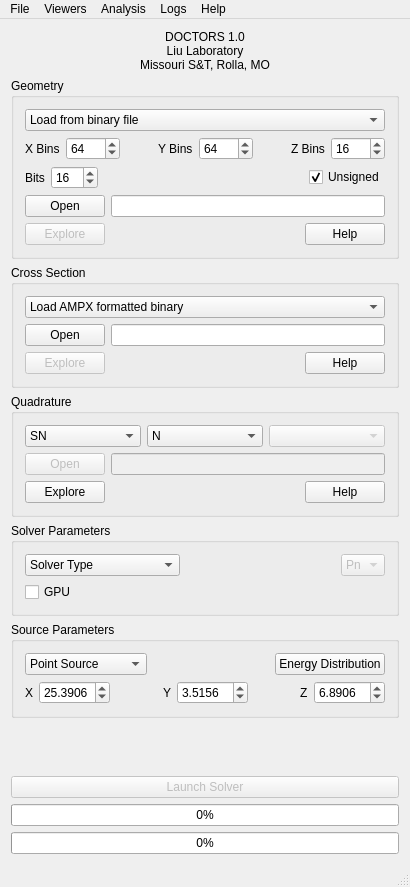
Above: doctors/mainwindow.ui from eNorris/thesis before the change. Below: the same form after it.
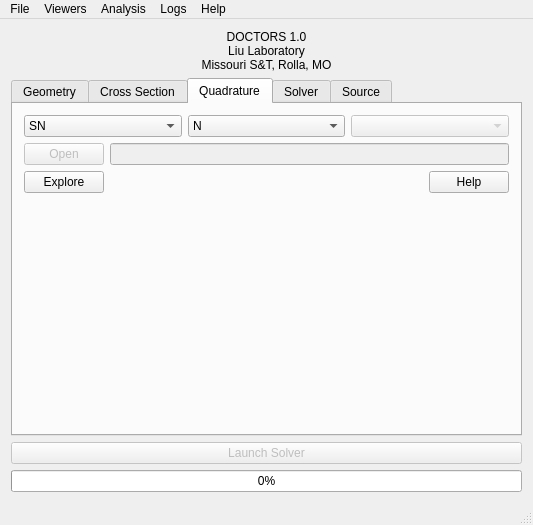
That is the form after the change. The open tabs and pages were chosen to show the change. Custom widgets are drawn as their Qt base class.

What changed in the file:
```diff
--- a/doctors/mainwindow.ui
+++ b/doctors/mainwindow.ui
@@ -6,16 +6,16 @@
    <rect>
     <x>0</x>
     <y>0</y>
-    <width>410</width>
-    <height>887</height>
+    <width>533</width>
+    <height>525</height>
    </rect>
   </property>
   <property name="windowTitle">
    <string>MainWindow</string>
   </property>
   <widget class="QWidget" name="centralWidget">
-   <layout class="QGridLayout" name="gridLayout_2">
-    <item row="0" column="0">
+   <layout class="QVBoxLayout" name="verticalLayout_7">
+    <item>
      <layout class="QVBoxLayout" name="verticalLayout">
       <property name="spacing">
        <number>0</number>
@@ -52,218 +52,16 @@
       </item>
      </layout>
     </item>
-    <item row="1" column="0">
-     <layout class="QGridLayout" name="gridLayout">
-      <item row="5" column="0">
-       <spacer name="verticalSpacer">
-        <property name="orientation">
-         <enum>Qt::Vertical</enum>
-        </property>
-        <property name="sizeHint" stdset="0">
-         <size>
-          <width>20</width>
-          <height>40</height>
-         </size>
-        </property>
-       </spacer>
-      </item>
-      <item row="6" column="0">
-       <widget class="QPushButton" name="launchSolverPushButton">
-        <property name="enabled">
-         <bool>false</bool>
-        </property>
-        <property name="text">
-         <string>Launch Solver</string>
-        </property>
-       </widget>
-      </item>
-      <item row="1" column="0">
-       <widget class="QGroupBox" name="xsGroupBox">
-        <property name="title">
-         <string>Cross Section</string>
-        </property>
-        <layout class="QVBoxLayout" name="verticalLayout_3">
          <item>
-          <widget class="QComboBox" name="xsComboBox">
-           <item>
-            <property name="text">
-             <string>Load AMPX formatted binary</string>
-            </property>
-           </item>
-          </widget>
-         </item>
-         <item>
-          <layout class="QHBoxLayout" name="horizontalLayout_3">
-           <item>
-            <widget class="QPushButton" name="xsOpenPushButton">
-             <property name="text">
-              <string>Open</string>
-             </property>
-            </widget>
-           </item>
-           <item>
-            <widget class="QLineEdit" name="xsFileLineEdit"/>
-           </item>
-          </layout>
-         </item>
-         <item>
-          <layout class="QHBoxLayout" name="horizontalLayout_4">
-           <item>
-            <widget class="QPushButton" name="xsExplorePushButton">
-             <property name="enabled">
-              <bool>false</bool>
-             </property>
-             <property name="text">
-              <string>Explore</string>
-             </property>
-            </widget>
-           </item>
-           <item>
-            <spacer name="horizontalSpacer_2">
-             <property name="orientation">
-              <enum>Qt::Horizontal</enum>
-             </property>
-             <property name="sizeHint" stdset="0">
-              <size>
-               <width>40</width>
-               <height>20</height>
-              </size>
-             </property>
-            </spacer>
-           </item>
-           <item>
-            <widget class="QPushButton" name="xsHelpPushButton">
-             <property name="text">
-              <string>Help</string>
-             </property>
-            </widget>
-           </item>
-          </layout>
-         </item>
-        </layout>
-       </widget>
-      </item>
-      <item row="2" column="0">
-       <widget class="QGroupBox" name="quadGroupBox">
-        <property name="title">
-         <string>Quadrature</string>
-        </property>
-        <layout class="QVBoxLayout" name="verticalLayout_4">
-         <item>
-          <layout class="QHBoxLayout" name="horizontalLayout_7">
-           <item>
-            <widget class="QComboBox" name="quadTypeComboBox">
-             <item>
-              <property name="text">
-               <string>SN</string>
-              </property>
-             </item>
-             <item>
-              <property name="text">
-               <string>Custom</string>
-              </property>
-             </item>
-             <item>
-              <property name="text">
-               <string>Debug</string>
-              </property>
-             </item>
-            </widget>
-           </item>
-           <item>
-            <widget class="QComboBox" name="quadData1ComboBox">
-             <item>
-              <property name="text">
-               <string>N</string>
-              </property>
-             </item>
-             <item>
-              <property name="text">
-               <string>2</string>
-              </property>
-             </item>
-             <item>
-              <property name="text">
-               <string>4</string>
-              </property>
-             </item>
-             <item>
-              <property name="text">
-               <string>6</string>
-              </property>
-             </item>
-            </widget>
-           </item>
-           <item>
-            <widget class="QComboBox" name="quadData2ComboBox">
-             <property name="enabled">
-              <bool>false</bool>
-             </property>
-            </widget>
-           </item>
-          </layout>
-         </item>
-         <item>
-          <layout class="QHBoxLayout" name="horizontalLayout_5">
-           <item>
-            <widget class="QPushButton" name="quadOpenPushButton">
-             <property name="enabled">
-              <bool>false</bool>
-             </property>
-             <property name="text">
-              <string>Open</string>
-             </property>
-            </widget>
-           </item>
-           <item>
-            <widget class="QLineEdit" name="quadFileLineEdit">
-             <property name="enabled">
-              <bool>false</bool>
-             </property>
-            </widget>
-           </item>
-          </layout>
-         </item>
-         <item>
-          <layout class="QHBoxLayout" name="horizontalLayout_6">
-           <item>
-            <widget class="QPushButton" name="quadExplorePushButton">
-             <property name="text">
-              <string>Explore</string>
-             </property>
-            </widget>
-           </item>
-           <item>
-            <spacer name="horizontalSpacer_3">
-             <property name="orientation">
-              <enum>Qt::Horizontal</enum>
-             </property>
-             <property name="sizeHint" stdset="0">
-              <size>
-               <width>40</width>
-               <height>20</height>
-              </size>
-             </property>
-            </spacer>
-           </item>
-           <item>
-            <widget class="QPushButton" name="quadHelpPushButton">
-             <property name="text">
-              <string>Help</string>
-             </property>
-            </widget>
-           </item>
-          </layout>
-         </item>
-        </layout>
-       </widget>
-      </item>
-      <item row="0" column="0">
-       <widget class="QGroupBox" name="geometryGroupBox">
-        <property name="title">
+     <widget class="QTabWidget" name="tabWidget">
+      <property name="currentIndex">
+       <number>0</number>
+      </property>
+      <widget class="QWidget" name="geomTab">
+       <attribute name="title">
          <string>Geometry</string>
-        </property>
-        <layout class="QVBoxLayout" name="verticalLayout_2">
+       </attribute>
+       <layout class="QVBoxLayout" name="verticalLayout_8">
          <item>
           <widget class="QComboBox" name="geometryComboBox">
            <item>
@@ -458,15 +256,322 @@
            </item>
           </layout>
          </item>
-        </layout>
-       </widget>
-      </item>
-      <item row="4" column="0">
-       <widget class="QGroupBox" name="groupBox">
-        <property name="title">
-         <string>Source Parameters</string>
-        </property>
-        <layout class="QVBoxLayout" name="verticalLayout_6">
+        <item>
+         <spacer name="verticalSpacer">
+          <property name="orientation">
+           <enum>Qt::Vertical</enum>
+          </property>
+          <property name="sizeHint" stdset="0">
+           <size>
+            <width>20</width>
+            <height>40</height>
+           </size>
+          </property>
+         </spacer>
+        </item>
+        <item>
+         <widget class="QProgressBar" name="geomProgressBar">
+          <property name="value">
+           <number>0</number>
+          </property>
+         </widget>
+        </item>
+       </layout>
+      </widget>
+      <widget class="QWidget" name="xsTab">
+       <attribute name="title">
+        <string>Cross Section</string>
+       </attribute>
+       <layout class="QVBoxLayout" name="verticalLayout_9">
+        <item>
+         <widget class="QComboBox" name="xsComboBox">
+          <item>
+           <property name="text">
+            <string>Load AMPX formatted binary</string>
+           </property>
+          </item>
+         </widget>
+        </item>
+        <item>
+         <layout class="QHBoxLayout" name="horizontalLayout_3">
+          <item>
+           <widget class="QPushButton" name="xsOpenPushButton">
+            <property name="text">
+             <string>Open</string>
+            </property>
+           </widget>
+          </item>
+          <item>
+           <widget class="QLineEdit" name="xsFileLineEdit"/>
+          </item>
+         </layout>
+        </item>
+        <item>
+         <layout class="QHBoxLayout" name="horizontalLayout_4">
+          <item>
+           <widget class="QPushButton" name="xsExplorePushButton">
+            <property name="enabled">
+             <bool>false</bool>
+            </property>
+            <property name="text">
+             <string>Explore</string>
+            </property>
+           </widget>
+          </item>
+          <item>
+           <spacer name="horizontalSpacer_2">
+            <property name="orientation">
+             <enum>Qt::Horizontal</enum>
+            </property>
+            <property name="sizeHint" stdset="0">
+             <size>
+              <width>40</width>
+              <height>20</height>
+             </size>
+            </property>
+           </spacer>
+          </item>
+          <item>
+           <widget class="QPushButton" name="xsHelpPushButton">
+            <property name="text">
+             <string>Help</string>
+            </property>
+           </widget>
+          </item>
+         </layout>
+        </item>
+        <item>
+         <spacer name="verticalSpacer_2">
+          <property name="orientation">
+           <enum>Qt::Vertical</enum>
+          </property>
+          <property name="sizeHint" stdset="0">
+           <size>
+            <width>20</width>
+            <height>40</height>
+           </size>
+          </property>
+         </spacer>
+        </item>
+       </layout>
+      </widget>
+      <widget class="QWidget" name="quadTab">
+       <attribute name="title">
+        <string>Quadrature</string>
+       </attribute>
+       <layout class="QVBoxLayout" name="verticalLayout_10">
+        <item>
+         <layout class="QHBoxLayout" name="horizontalLayout_7">
+          <item>
+           <widget class="QComboBox" name="quadTypeComboBox">
+            <item>
+             <property name="text">
+              <string>SN</string>
+             </property>
+            </item>
+            <item>
+             <property name="text">
+              <string>Custom</string>
+             </property>
+            </item>
+            <item>
+             <property name="text">
+              <string>Debug</string>
+             </property>
+            </item>
+           </widget>
+          </item>
+          <item>
+           <widget class="QComboBox" name="quadData1ComboBox">
+            <item>
+             <property name="text">
+              <string>N</string>
+             </property>
+            </item>
+            <item>
+             <property name="text">
+              <string>2</string>
+             </property>
+            </item>
+            <item>
+             <property name="text">
+              <string>4</string>
+             </property>
+            </item>
+            <item>
+             <property name="text">
+              <string>6</string>
+             </property>
+            </item>
+           </widget>
+          </item>
+          <item>
+           <widget class="QComboBox" name="quadData2ComboBox">
+            <property name="enabled">
+             <bool>false</bool>
+            </property>
+           </widget>
+          </item>
+         </layout>
+        </item>
+        <item>
+         <layout class="QHBoxLayout" name="horizontalLayout_5">
+          <item>
+           <widget class="QPushButton" name="quadOpenPushButton">
+            <property name="enabled">
+             <bool>false</bool>
+            </property>
+            <property name="text">
+             <string>Open</string>
+            </property>
+           </widget>
+          </item>
+          <item>
+           <widget class="QLineEdit" name="quadFileLineEdit">
+            <property name="enabled">
+             <bool>false</bool>
+            </property>
+           </widget>
+          </item>
+         </layout>
+        </item>
+        <item>
+         <layout class="QHBoxLayout" name="horizontalLayout_6">
+          <item>
+           <widget class="QPushButton" name="quadExplorePushButton">
+            <property name="text">
+             <string>Explore</string>
+            </property>
+           </widget>
+          </item>
+          <item>
+           <spacer name="horizontalSpacer_3">
+            <property name="orientation">
+             <enum>Qt::Horizontal</enum>
+            </property>
+            <property name="sizeHint" stdset="0">
+             <size>
+              <width>40</width>
+              <height>20</height>
+             </size>
+            </property>
+           </spacer>
+          </item>
+          <item>
+           <widget class="QPushButton" name="quadHelpPushButton">
+            <property name="text">
+             <string>Help</string>
+            </property>
+           </widget>
+          </item>
+         </layout>
+        </item>
+        <item>
+         <spacer name="verticalSpacer_3">
+          <property name="orientation">
+           <enum>Qt::Vertical</enum>
+          </property>
+          <property name="sizeHint" stdset="0">
+           <size>
+            <width>20</width>
+            <height>40</height>
+           </size>
+          </property>
+         </spacer>
+        </item>
+       </layout>
+      </widget>
+      <widget class="QWidget" name="solverTab">
+       <attribute name="title">
+        <string>Solver</string>
+       </attribute>
+       <layout class="QVBoxLayout" name="verticalLayout_11">
+        <item>
+         <layout class="QHBoxLayout" name="horizontalLayout_10">
+          <item>
+           <widget class="QComboBox" name="paramsTypeComboBox">
+            <property name="sizePolicy">
+             <sizepolicy hsizetype="Expanding" vsizetype="Fixed">
+              <horstretch>0</horstretch>
+              <verstretch>0</verstretch>
+             </sizepolicy>
+            </property>
+            <item>
+             <property name="text">
+              <string>Solver Type</string>
+             </property>
+            </item>
+            <item>
+             <property name="text">
+              <string>Isotropic</string>
+             </property>
+            </item>
+            <item>
+             <property name="text">
+              <string>Legendre</string>
+             </property>
+            </item>
+            <item>
+             <property name="text">
+              <string>Harmonic</string>
+             </property>
+            </item>
+           </widget>
+          </item>
+          <item>
+           <spacer name="horizontalSpacer_4">
+            <property name="orientation">
+             <enum>Qt::Horizontal</enum>
+            </property>
+            <property name="sizeHint" stdset="0">
+             <size>
+              <width>40</width>
+              <height>20</height>
+             </size>
+            </property>
+           </spacer>
+          </item>
+          <item>
+           <widget class="QComboBox" name="paramsPnComboBox">
+            <property name="enabled">
+             <bool>false</bool>
+            </property>
+            <item>
+             <property name="text">
+              <string>Pn</string>
+             </property>
+            </item>
+           </widget>
+          </item>
+         </layout>
+        </item>
+        <item>
+         <widget class="QCheckBox" name="solverGpuCheckBox">
+          <property name="text">
+           <string>GPU</string>
+          </property>
+         </widget>
+        </item>
+        <item>
+         <spacer name="verticalSpacer_4">
+          <property name="orientation">
+           <enum>Qt::Vertical</enum>
+          </property>
+          <property name="sizeHint" stdset="0">
+           <size>
+            <width>20</width>
+            <height>40</height>
+           </size>
+          </property>
+         </spacer>
+        </item>
+       </layout>
+      </widget>
+      <widget class="QWidget" name="sourceTab">
+       <attribute name="title">
+        <string>Source</string>
+       </attribute>
+       <layout class="QVBoxLayout" name="verticalLayout_12">
          <item>
           <layout class="QHBoxLayout" name="horizontalLayout_11">
            <item>
@@ -482,6 +587,26 @@
                <string>Point Source</string>
               </property>
              </item>
+            <item>
+             <property name="text">
+              <string>Fan beam</string>
+             </property>
+            </item>
+            <item>
+             <property name="text">
+              <string>Multi fan</string>
+             </property>
+            </item>
+            <item>
+             <property name="text">
+              <string>Cone beam</string>
+             </property>
+            </item>
+            <item>
+             <property name="text">
+              <string>Multi cone</string>
+             </property>
+            </item>
             </widget>
            </item>
            <item>
@@ -587,100 +712,63 @@
            </item>
           </layout>
          </item>
-        </layout>
-       </widget>
-      </item>
-      <item row="3" column="0">
-       <widget class="QGroupBox" name="paramsGroupBox">
-        <property name="title">
-         <string>Solver Parameters</string>
-        </property>
-        <layout class="QVBoxLayout" name="verticalLayout_5">
          <item>
-          <layout class="QHBoxLayout" name="horizontalLayout_10">
-           <item>
-            <widget class="QComboBox" name="paramsTypeComboBox">
+         <widget class="PictureLabel" name="sourceImageLabel">
              <property name="sizePolicy">
-              <sizepolicy hsizetype="Expanding" vsizetype="Fixed">
-               <horstretch>0</horstretch>
-               <verstretch>0</verstretch>
-              </sizepolicy>
-             </property>
-             <item>
-              <property name="text">
-               <string>Solver Type</string>
-              </property>
-             </item>
-             <item>
+           <sizepolicy hsizetype="Preferred" vsizetype="Preferred">
+            <horstretch>1</horstretch>
+            <verstretch>1</verstretch>
+           </sizepolicy>
+          </property>
+          <property name="minimumSize">
+           <size>
+            <width>1</width>
+            <height>1</height>
+           </size>
+          </property>
               <property name="text">
-               <string>Isotropic</string>
-              </property>
-             </item>
-             <item>
-              <property name="text">
-               <string>Legendre</string>
-              </property>
-             </item>
-             <item>
-              <property name="text">
-               <string>Harmonic</string>
-              </property>
-             </item>
+           <string>Blank</string>
+          </property>
             </widget>
            </item>
            <item>
-            <spacer name="horizontalSpacer_4">
+         <spacer name="verticalSpacer_5">
              <property name="orientation">
-              <enum>Qt::Horizontal</enum>
+           <enum>Qt::Vertical</enum>
              </property>
              <property name="sizeHint" stdset="0">
               <size>
-               <width>40</width>
-               <height>20</height>
+            <width>20</width>
+            <height>40</height>
               </size>
              </property>
             </spacer>
            </item>
+       </layout>
+      </widget>
+     </widget>
+    </item>
            <item>
-            <widget class="QComboBox" name="paramsPnComboBox">
+     <layout class="QGridLayout" name="gridLayout">
+      <item row="0" column="0">
+       <widget class="QPushButton" name="launchSolverPushButton">
              <property name="enabled">
               <bool>false</bool>
              </property>
-             <item>
               <property name="text">
-               <string>Pn</string>
-              </property>
-             </item>
+         <string>Launch Solver</string>
+        </property>
             </widget>
            </item>
           </layout>
          </item>
          <item>
-          <widget class="QCheckBox" name="solverGpuCheckBox">
-           <property name="text">
-            <string>GPU</string>
-           </property>
-          </widget>
-         </item>
-        </layout>
-       </widget>
-      </item>
-     </layout>
-    </item>
-    <item row="2" column="0">
      <widget class="QProgressBar" name="mainProgressBar">
       <property name="value">
        <number>0</number>
       </property>
      </widget>
     </item>
-    <item row="3" column="0">
-     <widget class="QProgressBar" name="mainProgressBar2">
-      <property name="value">
-       <number>0</number>
-      </property>
-     </widget>
-    </item>
    </layout>
   </widget>
   <widget class="QMenuBar" name="menuBar">
@@ -688,7 +776,7 @@
     <rect>
      <x>0</x>
      <y>0</y>
-     <width>410</width>
+     <width>533</width>
      <height>25</height>
     </rect>
    </property>
@@ -834,6 +922,13 @@
   </action>
  </widget>
  <layoutdefault spacing="6" margin="11"/>
+ <customwidgets>
+  <customwidget>
+   <class>PictureLabel</class>
+   <extends>QLabel</extends>
+   <header>picturelabel.h</header>
+  </customwidget>
+ </customwidgets>
  <resources/>
  <connections/>
 </ui>
```
Lines whose indentation alone changed are shown as unchanged.
